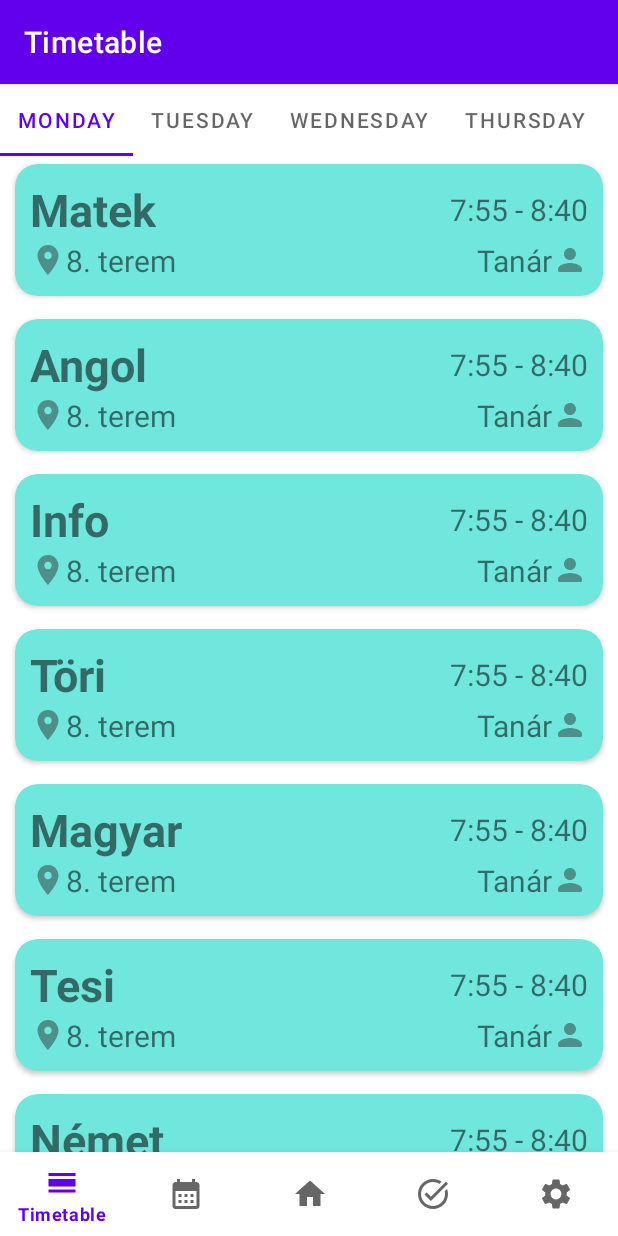
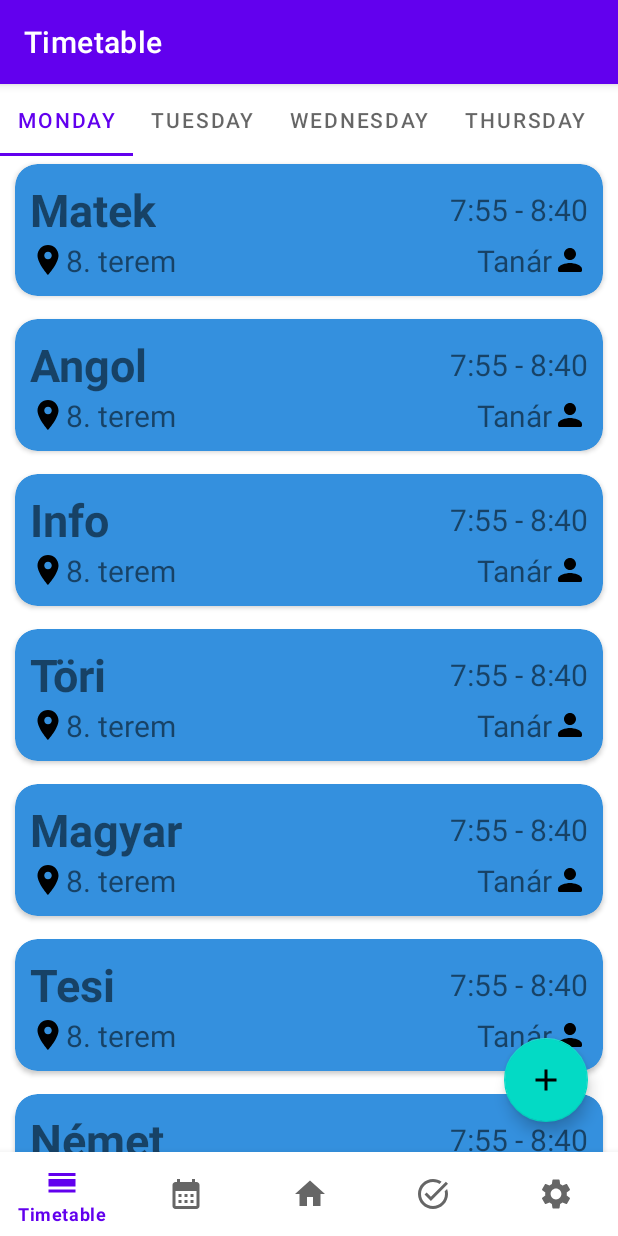
Before and after one commit to net0218game/ClassMate-HYPE, an Android app: the TimetableFragment screen opened through its navigation route, on a phone screen of 412 x 824 dp. Run offline under Robolectric (Android 15) with nearby library versions, the phone set to English and light mode, and no system bars; our stand-ins replace Firebase (no records; nobody signed in at launch, a user with empty details on screens opened directly), navigation-ui; 1 statement that could not run was skipped.

```diff
--- a/ClassMate/app/src/main/java/com/example/classmate/ui/home/HomeFragment.java
+++ b/ClassMate/app/src/main/java/com/example/classmate/ui/home/HomeFragment.java
@@ -2,6 +2,7 @@ package com.example.classmate.ui.home;
 
 import android.annotation.SuppressLint;
 import android.os.Bundle;
+import android.util.Log;
 import android.view.LayoutInflater;
 import android.view.View;
 import android.view.ViewGroup;
@@ -15,6 +16,10 @@ import com.example.classmate.R;
 import com.example.classmate.databinding.FragmentHomeBinding;
 import com.google.firebase.auth.FirebaseAuth;
 import com.google.firebase.auth.FirebaseUser;
+import com.google.firebase.database.DataSnapshot;
+import com.google.firebase.database.DatabaseError;
+import com.google.firebase.database.FirebaseDatabase;
+import com.google.firebase.database.ValueEventListener;
 
 import java.util.Objects;
 
@@ -37,8 +42,18 @@ public class HomeFragment extends Fragment {
         title = view.findViewById(R.id.homeTitle);
         FirebaseUser user = FirebaseAuth.getInstance().getCurrentUser();
         if (user != null) {
-            String userEmail = user.getEmail();
-            title.setText("Welcome " + userEmail);
+            FirebaseDatabase.getInstance().getReference("Users/" + user.getUid()).addValueEventListener(new ValueEventListener() {
+
+                @Override
+                public void onDataChange(@NonNull DataSnapshot snapshot) {
+                    title.setText("Welcome " + Objects.requireNonNull(snapshot.child("name").getValue()).toString());
+                }
+
+                @Override
+                public void onCancelled(@NonNull DatabaseError error) {
+
+                }
+            });
         } else {
             // No user is signed in
         }
--- a/ClassMate/app/src/main/java/com/example/classmate/ui/register/RegisterActivity.java
+++ b/ClassMate/app/src/main/java/com/example/classmate/ui/register/RegisterActivity.java
@@ -93,7 +93,7 @@ public class RegisterActivity extends AppCompatActivity {
                                     // nem mindenkeppen kell a .getInstace()-be a link de neha buta:( es kell neki
                                     dbReference = FirebaseDatabase.getInstance("https://classmate-140fd-default-rtdb.firebaseio.com/").getReference();
                                     // felhasznalo IDjevel rogziti a nevet databaseben
-                                    dbReference.child("Users").child(user.getUid()).setValue(userAdapter).addOnFailureListener(new OnFailureListener() {
+                                    dbReference.child("Adatok/Users").child(user.getUid()).setValue(userAdapter).addOnFailureListener(new OnFailureListener() {
                                         @Override
                                         public void onFailure(@NonNull Exception e) {
                                             Log.d("adatbazis", e.toString());
--- a/ClassMate/app/src/main/java/com/example/classmate/ui/timetable/TimetableFragment.java
+++ b/ClassMate/app/src/main/java/com/example/classmate/ui/timetable/TimetableFragment.java
@@ -3,6 +3,7 @@ package com.example.classmate.ui.timetable;
 import androidx.fragment.app.FragmentPagerAdapter;
 import androidx.lifecycle.ViewModelProvider;
 
+import android.content.Intent;
 import android.os.Bundle;
 
 import androidx.annotation.NonNull;
@@ -17,6 +18,9 @@ import android.view.ViewGroup;
 
 import com.example.classmate.R;
 import com.example.classmate.ViewPagerAdapter;
+import com.example.classmate.ui.AddClassActivity;
+import com.example.classmate.ui.login.LoginActivity;
+import com.google.android.material.floatingactionbutton.FloatingActionButton;
 import com.google.android.material.tabs.TabLayout;
 
 import java.util.Objects;
@@ -28,6 +32,7 @@ public class TimetableFragment extends Fragment {
     TabLayout tabLayout;
     ViewPager2 viewPager2;
     ViewPagerAdapter myviewPagerAdapter;
+    FloatingActionButton addClassButton;
 
     public static TimetableFragment newInstance() {
         return new TimetableFragment();
@@ -42,6 +47,8 @@ public class TimetableFragment extends Fragment {
         // Set the adapter for the viewpager
         myviewPagerAdapter = new ViewPagerAdapter(this.getActivity());
         viewPager2.setAdapter(myviewPagerAdapter);
+
+        addClassButton = view.findViewById(R.id.floatingActionButton);
 
         tabLayout.addOnTabSelectedListener(new TabLayout.OnTabSelectedListener() {
             @Override
@@ -66,6 +73,14 @@ public class TimetableFragment extends Fragment {
                 tabLayout.selectTab(tabLayout.getTabAt(position));
             }
         });
+
+        addClassButton.setOnClickListener(new View.OnClickListener() {
+            @Override
+            public void onClick(View v) {
+                Intent intent = new Intent (getActivity(), AddClassActivity.class);
+                startActivity(intent);
+            }
+        });
         return view;
     }
 
--- /dev/null
+++ b/ClassMate/app/src/main/res/drawable/baseline_add_24.xml
@@ -0,0 +1,5 @@
+<vector android:height="24dp" android:tint="#000000"
+    android:viewportHeight="24" android:viewportWidth="24"
+    android:width="24dp" xmlns:android="http://schemas.android.com/apk/res/android">
+    <path android:fillColor="@android:color/white" android:pathData="M19,13h-6v6h-2v-6H5v-2h6V5h2v6h6v2z"/>
+</vector>
--- /dev/null
+++ b/ClassMate/app/src/main/res/drawable/baseline_notes_24.xml
@@ -0,0 +1,5 @@
+<vector android:autoMirrored="true" android:height="24dp"
+    android:tint="#000000" android:viewportHeight="24"
+    android:viewportWidth="24" android:width="24dp" xmlns:android="http://schemas.android.com/apk/res/android">
+    <path android:fillColor="@android:color/white" android:pathData="M3,18h12v-2L3,16v2zM3,6v2h18L21,6L3,6zM3,13h18v-2L3,11v2z"/>
+</vector>
--- a/ClassMate/app/src/main/res/layout/classitem.xml
+++ b/ClassMate/app/src/main/res/layout/classitem.xml
@@ -4,7 +4,7 @@
     android:layout_width="match_parent"
     android:layout_height="wrap_content"
     xmlns:app="http://schemas.android.com/apk/res-auto"
-    android:backgroundTint="@color/color1"
+    android:backgroundTint="@color/color2"
     android:layout_marginTop="5dp"
     android:layout_marginBottom="10dp"
     android:layout_marginHorizontal="10dp"
@@ -51,8 +51,7 @@
                 android:layout_width="wrap_content"
                 android:layout_height="wrap_content"
                 android:layout_gravity="center_horizontal|center_vertical"
-                app:srcCompat="@drawable/baseline_location_on_24"
-                app:tint="#4D9089" />
+                app:srcCompat="@drawable/baseline_location_on_24" />
 
             <TextView
                 android:id="@+id/terem"
@@ -76,8 +75,7 @@
                 android:layout_width="wrap_content"
                 android:layout_height="wrap_content"
                 android:layout_gravity="center_horizontal|center_vertical"
-                app:srcCompat="@drawable/round_person_24"
-                app:tint="#4D9089" />
+                app:srcCompat="@drawable/round_person_24" />
         </LinearLayout>
     </LinearLayout>
 
--- a/ClassMate/app/src/main/res/layout/fragment_daily_timetable.xml
+++ b/ClassMate/app/src/main/res/layout/fragment_daily_timetable.xml
@@ -5,8 +5,6 @@
     android:layout_width="match_parent"
     android:layout_height="match_parent"
     android:orientation="vertical"
-    android:paddingBottom="56dp"
-
     tools:context=".ui.timetablefragment.DailyTimetableFragment">
 
     <androidx.recyclerview.widget.RecyclerView
--- a/ClassMate/app/src/main/res/layout/fragment_timetable.xml
+++ b/ClassMate/app/src/main/res/layout/fragment_timetable.xml
@@ -4,6 +4,7 @@
     android:layout_width="match_parent"
     android:layout_height="match_parent"
     xmlns:app="http://schemas.android.com/apk/res-auto"
+    android:paddingBottom="56dp"
     tools:context=".ui.timetable.TimetableFragment">
 
     <com.google.android.material.tabs.TabLayout
@@ -45,5 +46,19 @@
         android:layout_height="match_parent"
         android:layout_below="@+id/tabLayout"/>
 
+    <com.google.android.material.floatingactionbutton.FloatingActionButton
+        android:id="@+id/floatingActionButton"
+        android:layout_width="wrap_content"
+        android:layout_height="wrap_content"
+        android:layout_alignParentEnd="true"
+        android:layout_alignParentBottom="true"
+        android:layout_marginStart="20dp"
+        android:layout_marginTop="20dp"
+        android:layout_marginEnd="20dp"
+        android:layout_marginBottom="20dp"
+        android:clickable="true"
+        android:src="@drawable/baseline_add_24" />
+
+
 
 </RelativeLayout>
```
Also changed, not shown: ClassMate/app/src/main/AndroidManifest.xml (+8 -4 lines), ClassMate/app/src/main/java/com/example/classmate/interfaces/TimetableClass.java (added, +39 -0 lines), ClassMate/app/src/main/java/com/example/classmate/ui/AddClassActivity.java (added, +78 -0 lines), ClassMate/app/src/main/java/com/example/classmate/widgets/TimetableWidgetProvider.java (added, +27 -0 lines), ClassMate/app/src/main/res/drawable/baseline_menu_book_24.xml (added, +8 -0 lines), ClassMate/app/src/main/res/layout/activity_add_class.xml (added, +94 -0 lines), ClassMate/app/src/main/res/layout/timetable_widget.xml (added, +13 -0 lines).
